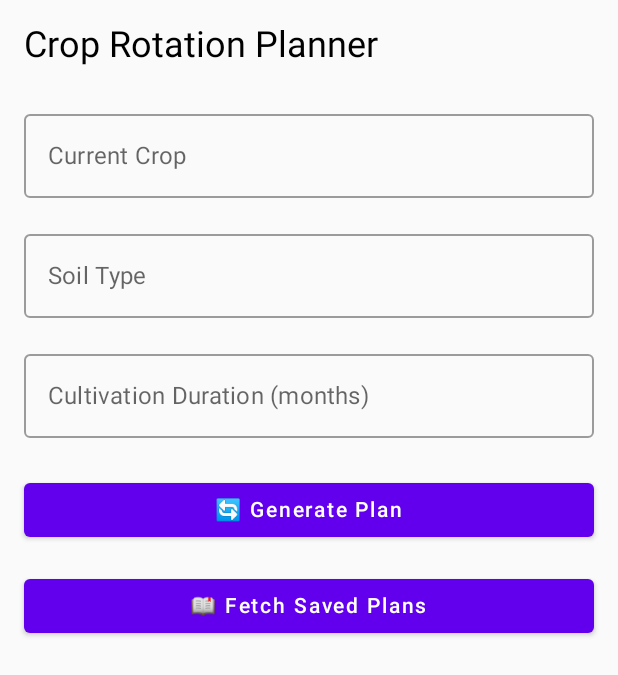
After one commit to purva-b/ApisAgro, an Android app built with Jetpack Compose: the CropRotationActivity screen opened directly, with no data from a screen before it, on a phone screen of 412 x 824 dp. The commit adds this screen. Shown: the top 675 px of the screen. Run offline under Robolectric (Android 15) with nearby library versions, the phone set to English and light mode, and no system bars.

Commit message:
CropRotationActivity, VirtualAssistantActivity implementation

```diff
--- /dev/null
+++ b/ApisAgro-frontend/app/src/main/java/com/example/apisagro/CropRotationActivity.kt
@@ -0,0 +1,158 @@
+package com.example.apisagro
+
+import android.os.Bundle
+import android.widget.Toast
+import androidx.activity.ComponentActivity
+import androidx.activity.compose.setContent
+import androidx.compose.foundation.layout.*
+import androidx.compose.foundation.text.KeyboardOptions
+import androidx.compose.foundation.lazy.LazyColumn
+import androidx.compose.foundation.lazy.items
+//noinspection UsingMaterialAndMaterial3Libraries
+import androidx.compose.material.*
+import androidx.compose.runtime.*
+import androidx.compose.ui.Modifier
+import androidx.compose.ui.text.input.KeyboardType
+import androidx.compose.ui.unit.dp
+import androidx.compose.ui.unit.sp
+import com.example.apisagro.network.CropRotationRequest
+import com.example.apisagro.network.RetrofitClient
+import retrofit2.Call
+import retrofit2.Callback
+import retrofit2.Response
+import com.example.apisagro.network.ApiResponse
+
+class CropRotationActivity : ComponentActivity() {
+    override fun onCreate(savedInstanceState: Bundle?) {
+        super.onCreate(savedInstanceState)
+        setContent {
+            CropRotationScreen()
+        }
+    }
+
+    @Composable
+    fun CropRotationScreen() {
+        var crop by remember { mutableStateOf("") }
+        var soil by remember { mutableStateOf("") }
+        var duration by remember { mutableStateOf("") }
+        var plan by remember { mutableStateOf("") }
+        var savedPlans by remember { mutableStateOf(listOf<CropRotationRequest>()) }
+        var loading by remember { mutableStateOf(false) }
+
+        val savePlan: (String, String, String, String) -> Unit = { c, s, d, p ->
+            loading = true
+            val req = CropRotationRequest(c, s, d, p)
+            RetrofitClient.apiService.saveCropRotation(req).enqueue(object : Callback<ApiResponse<CropRotationRequest>> {
+                override fun onResponse( call: Call<ApiResponse<CropRotationRequest>>, resp: Response<ApiResponse<CropRotationRequest>> ) {
+                    loading = false
+                    if (resp.isSuccessful) {
+                        val body = resp.body()
+                        if (body?.message == "Crop rotation plan saved successfully." && body.data != null) {
+                            savedPlans = listOf(body.data)
+                        } else {
+                            Toast.makeText(this@CropRotationActivity, "Save failed", Toast.LENGTH_SHORT).show()
+                        }
+                    }
+                }
+                override fun onFailure(call: Call<ApiResponse<CropRotationRequest>>, t: Throwable) {
+                    loading = false
+                }
+            })
+        }
+
+        val fetchSavedPlans: () -> Unit = {
+            loading = true
+            RetrofitClient.apiService.getCropRotations().enqueue(object : Callback<List<CropRotationRequest>> {
+                override fun onResponse( call: Call<List<CropRotationRequest>>, resp: Response<List<CropRotationRequest>> ) {
+                    loading = false
+                    if (resp.isSuccessful) {
+                        savedPlans = resp.body() ?: emptyList()
+                    }
+                }
+                override fun onFailure(call: Call<List<CropRotationRequest>>, t: Throwable) {
+                    loading = false
+                }
+            })
+        }
+
+
+        Column(
+            modifier = Modifier
+                .fillMaxSize()
+                .padding(16.dp)
+        ) {
+            Text("Crop Rotation Planner", fontSize = 24.sp, modifier = Modifier.padding(bottom = 24.dp))
+
+            OutlinedTextField(
+                value = crop,
+                onValueChange = { crop = it },
+                label = { Text("Current Crop") },
+                placeholder = { Text("e.g., Corn") },
+                modifier = Modifier.fillMaxWidth()
+            )
+            Spacer(modifier = Modifier.height(16.dp))
+
+            OutlinedTextField(
+                value = soil,
+                onValueChange = { soil = it },
+                label = { Text("Soil Type") },
+                placeholder = { Text("e.g., Clay Loam") },
+                modifier = Modifier.fillMaxWidth()
+            )
+            Spacer(modifier = Modifier.height(16.dp))
+
+            OutlinedTextField(
+                value = duration,
+                onValueChange = { duration = it },
+                label = { Text("Cultivation Duration (months)") },
+                placeholder = { Text("e.g., 4") },
+                keyboardOptions = KeyboardOptions(keyboardType = KeyboardType.Number),
+                modifier = Modifier.fillMaxWidth()
+            )
+            Spacer(modifier = Modifier.height(24.dp))
+
+            Button(
+                onClick = {
+                    savePlan(crop, soil, duration, plan)
+                    crop=""; soil=""; duration=""; plan = ""
+                },
+                modifier = Modifier.fillMaxWidth(),
+                enabled = !loading
+            ) {
+                Text("🔄 Generate Plan")
+            }
+
+            Spacer(modifier = Modifier.height(16.dp))
+
+            Button(
+                onClick = { fetchSavedPlans() },
+                modifier = Modifier.fillMaxWidth(),
+                enabled = !loading
+            ) {
+                Text("📖 Fetch Saved Plans")
+            }
+
+            if (loading) {
+                CircularProgressIndicator(modifier = Modifier.padding(24.dp))
+            }
+
+            LazyColumn {
+                items(savedPlans) { item ->
+                    Card(
+                        modifier = Modifier
+                            .fillMaxWidth()
+                            .padding(vertical = 4.dp),
+                        elevation = 4.dp
+                    ) {
+                        Column(modifier = Modifier.padding(16.dp)) {
+                            Text("Crop: ${item.crop}")
+                            Text("Soil: ${item.soil}")
+                            Text("Duration: ${item.duration} months")
+                            Text("Plan: ${item.plan}")
+                        }
+                    }
+                }
+            }
+        }
+    }
+}
```
Also changed, not shown: ApisAgro-frontend/app/src/main/java/com/example/apisagro/MainActivity.kt (+15 -0 lines), ApisAgro-frontend/app/src/main/java/com/example/apisagro/VirtualAssistantActivity.kt (added, +174 -0 lines), ApisAgro-frontend/app/src/main/java/com/example/apisagro/network/ApiService.kt (+27 -0 lines).
